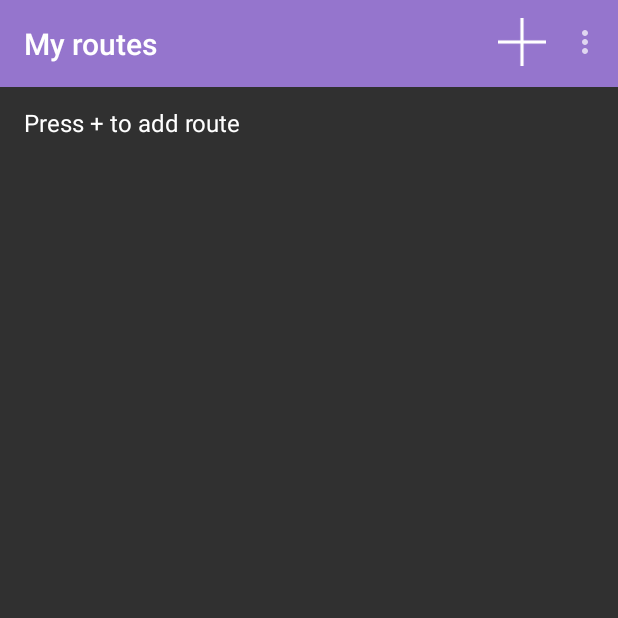
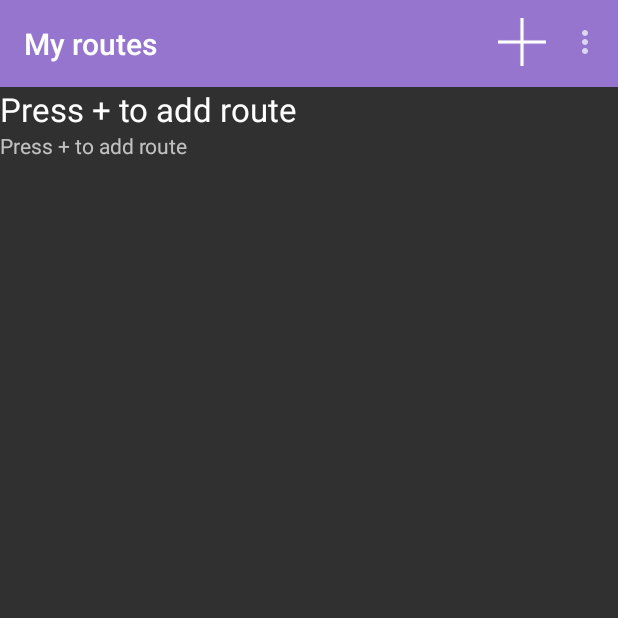
Before and after one commit to VikhVictor/RouteViewer, an Android app: the screen it shows after launch (MenuActivity), on a phone screen of 412 x 824 dp, the top half of it. Run offline under Robolectric (Android 15) with nearby library versions, the phone set to English and light mode, and no system bars.

Commit message:
+custom list

```diff
--- /dev/null
+++ b/app/src/main/java/com/victor/routeviewer/RouteAdapter.java
@@ -0,0 +1,53 @@
+package com.victor.routeviewer;
+
+import android.content.Context;
+import android.view.LayoutInflater;
+import android.view.View;
+import android.view.ViewGroup;
+import android.widget.ArrayAdapter;
+import android.widget.BaseAdapter;
+import android.widget.TextView;
+
+import java.util.ArrayList;
+import java.util.List;
+
+public class RouteAdapter extends BaseAdapter {
+
+    ArrayList<RouteItem> items;
+    Context context;
+    LayoutInflater inflater;
+
+    public RouteAdapter(Context c, ArrayList<RouteItem> routes) {
+        context = c;
+        items = routes;
+        inflater = (LayoutInflater) context.getSystemService(context.LAYOUT_INFLATER_SERVICE);
+    }
+
+    @Override
+    public int getCount() {
+        return items.size();
+    }
+
+    @Override
+    public Object getItem(int position) {
+        return items.get(position);
+    }
+
+    @Override
+    public long getItemId(int position) {
+        return position;
+    }
+
+    @Override
+    public View getView(int position, View convertView, ViewGroup parent) {
+        View view = convertView;
+        if (view == null) {
+            view = inflater.inflate(R.layout.list_item, parent, false);
+        }
+        RouteItem routeItem = (RouteItem) getItem(position);
+        ((TextView) view.findViewById(R.id.t_name)).setText(routeItem.getName());
+        ((TextView) view.findViewById(R.id.t_size)).setText(routeItem.getSize());
+        ((TextView) view.findViewById(R.id.t_path)).setText(routeItem.getPath());
+        return view;
+    }
+}
--- a/app/src/main/java/com/victor/routeviewer/RouteItem.java
+++ b/app/src/main/java/com/victor/routeviewer/RouteItem.java
@@ -5,9 +5,48 @@ package com.victor.routeviewer;
  */
 public class RouteItem {
 
-    String path;
-    String name;
-    String size;
-    String date;
+    private String path;
+    private String name;
+
+    public String getSize() {
+        return size;
+    }
+
+    public void setSize(String size) {
+        this.size = size;
+    }
+
+    public String getName() {
+        return name;
+    }
+
+    public void setName(String name) {
+        this.name = name;
+    }
+
+    public String getPath() {
+        return path;
+    }
+
+    public void setPath(String path) {
+        this.path = path;
+    }
+
+    public String getDate() {
+        return date;
+    }
+
+    public void setDate(String date) {
+        this.date = date;
+    }
+
+    private String size;
+    private String date;
+
+    public RouteItem(String path, String size) {
+        this.path = path;
+        this.name = path.substring(path.lastIndexOf('/') + 1, path.length());
+        this.size = size;
+    }
 
 }
--- a/app/src/main/java/com/victor/routeviewer/activity/MenuActivity.java
+++ b/app/src/main/java/com/victor/routeviewer/activity/MenuActivity.java
@@ -16,9 +16,12 @@ import android.widget.ArrayAdapter;
 import android.widget.ListView;
 
 import com.victor.routeviewer.DialogListener;
+import com.victor.routeviewer.RouteAdapter;
+import com.victor.routeviewer.RouteItem;
 import com.victor.routeviewer.view.FileDialog;
 import com.victor.routeviewer.R;
 
+import java.io.File;
 import java.util.ArrayList;
 import java.util.Set;
 import java.util.TreeSet;
@@ -37,8 +40,8 @@ public class MenuActivity extends AppCompatActivity {
     ListView list;
     FileDialog dialogBuilder;
 
-    ArrayAdapter<String> adapter;
-    ArrayList<String> userRoutes;
+    ArrayList<RouteItem> items;
+    RouteAdapter adapter;
     AlertDialog alert;
     SharedPreferences preferences;
     private String path;
@@ -52,8 +55,12 @@ public class MenuActivity extends AppCompatActivity {
         isOpenDialog = false;
         initToolbar();
 
-        userRoutes = new ArrayList<String>();
         list = (ListView) findViewById(R.id.listView);
+        items = new ArrayList<RouteItem>();
+        /*items.add(new RouteItem("sdcard0/test.gpx", "2.4mb"));
+        items.add(new RouteItem("sdcard0/test12.gpx", "1.6mb"));
+        items.add(new RouteItem("sdcard0/testadd.gpx", "5.1mb"));
+        list.setAdapter(new RouteAdapter(this, items));*/
         loadUserRoutes();
         loadSavedInstance(savedInstanceState);
         setDialogListener();
@@ -69,9 +76,13 @@ public class MenuActivity extends AppCompatActivity {
                 preferences = PreferenceManager.getDefaultSharedPreferences(getApplicationContext());
                 Set<String> tmp = preferences.getStringSet(SET_KEY, new TreeSet<String>());
                 tmp.add(gpx);
-                userRoutes.clear();
+                items.clear();
                 for (String s : tmp) {
-                    userRoutes.add(s);
+                    File f = new File(s);
+                    if (f.exists()) {
+                        items.add(new RouteItem(s, String.format("%.2f ", f.length() / 1024.0 / 1024.0)
+                                        + getResources().getString(R.string.size)));
+                    }
                 }
                 adapter.notifyDataSetChanged();
                 SharedPreferences.Editor editor = preferences.edit();
@@ -132,22 +143,25 @@ public class MenuActivity extends AppCompatActivity {
         preferences = PreferenceManager.getDefaultSharedPreferences(getApplicationContext());
         Set<String> set = preferences.getStringSet(SET_KEY, null);
         if (set == null) {
-            userRoutes.clear();
-            userRoutes.add(getResources().getString(R.string.empty_user_routes));
+            items.clear();
+            items.add(new RouteItem(getResources().getString(R.string.empty_user_routes), ""));
         } else {
-            userRoutes.clear();
+            items.clear();
             for (String s : set) {
-                userRoutes.add(s);
+                File f = new File(s);
+                if (f.exists()) {
+                    items.add(new RouteItem(s, String.format("%.2f", f.length() / 1024.0 / 1024.0)
+                            + getResources().getString(R.string.size)));
+                }
             }
-            adapter = new ArrayAdapter<String>(this, android.R.layout.simple_list_item_1, userRoutes);
         }
-        adapter = new ArrayAdapter<String>(this, android.R.layout.simple_list_item_1, userRoutes);
+        adapter = new RouteAdapter(this, items);
         list.setAdapter(adapter);
         list.setOnItemClickListener(new AdapterView.OnItemClickListener() {
             @Override
             public void onItemClick(AdapterView<?> parent, View view, int position, long id) {
                 Intent intent = new Intent(getApplicationContext(), MapsActivity.class);
-                intent.putExtra(INTENT_KEY_PATH, userRoutes.get(position));
+                intent.putExtra(INTENT_KEY_PATH, items.get(position).getPath());
                 startActivity(intent);
             }
         });
--- /dev/null
+++ b/app/src/main/res/layout/list_item.xml
@@ -0,0 +1,37 @@
+<?xml version="1.0" encoding="utf-8"?>
+<LinearLayout xmlns:android="http://schemas.android.com/apk/res/android"
+    android:orientation="vertical" android:layout_width="match_parent"
+    android:layout_height="match_parent">
+
+    <LinearLayout
+        android:orientation="horizontal"
+        android:layout_width="match_parent"
+        android:layout_height="wrap_content">
+
+        <TextView
+            android:layout_width="wrap_content"
+            android:layout_height="wrap_content"
+            android:layout_weight="0.9"
+            android:textAppearance="?android:attr/textAppearanceLarge"
+            android:text="Medium Text"
+            android:id="@+id/t_name" />
+
+        <TextView
+            android:layout_width="wrap_content"
+            android:layout_height="wrap_content"
+            android:layout_weight="0.1"
+            android:textAppearance="?android:attr/textAppearanceSmall"
+            android:text="Small Text"
+            android:id="@+id/t_size" />
+
+    </LinearLayout>
+
+    <TextView
+        android:layout_width="wrap_content"
+        android:layout_height="wrap_content"
+        android:textAppearance="?android:attr/textAppearanceSmall"
+        android:text="Small Text"
+        android:id="@+id/t_path" />
+
+
+</LinearLayout>
--- a/app/src/main/res/values/strings.xml
+++ b/app/src/main/res/values/strings.xml
@@ -11,4 +11,6 @@
     <string name="empty_user_routes">Press + to add route</string>
     <string name="progress_message">Loading route</string>
 
+    <string name="size">MB</string>
+
 </resources>
```
Also changed, not shown: 1 other file.
